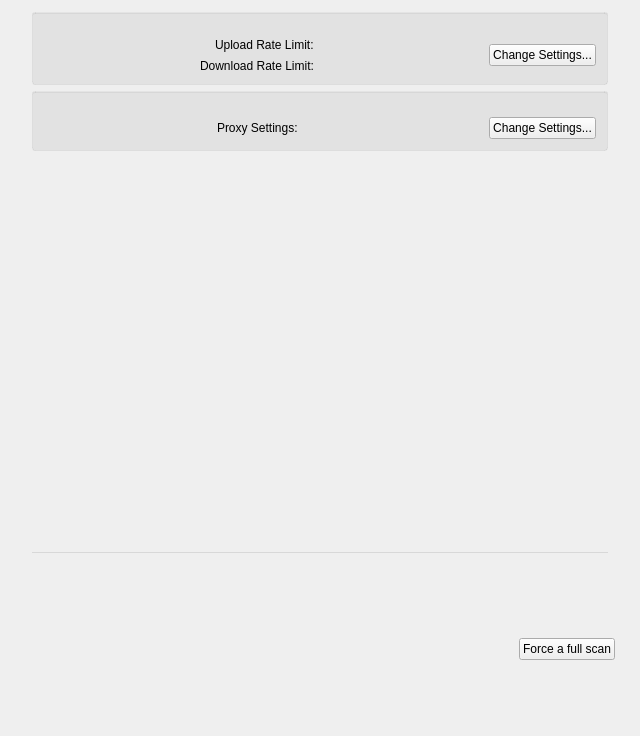
First picture: the form in src/MEGASync/gui/macx/SettingsDialog.ui, repository meganz/MEGAsync, before the edit.
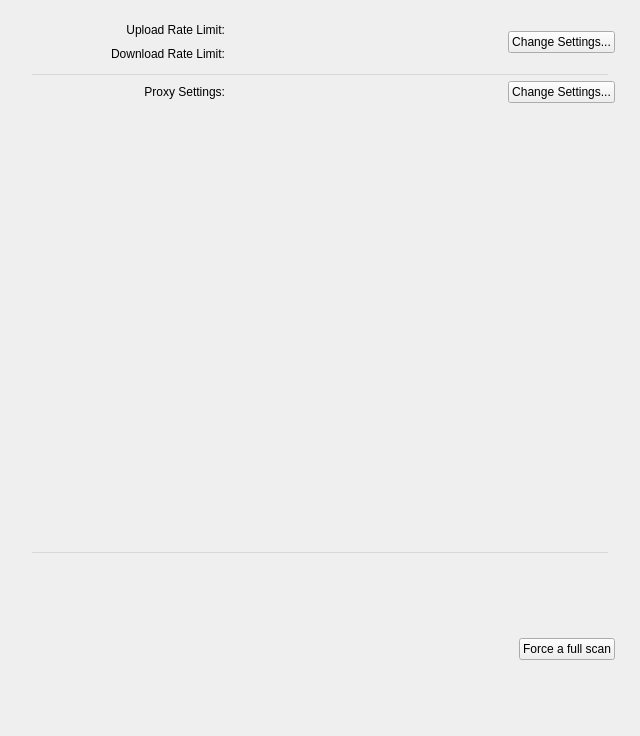
Second picture: the form after the edit. The open tabs and pages were chosen to show the change. Icons and pictures are not drawn. Custom widgets are drawn as their Qt base class.

Commit message: Adjustments for network tab (macOS)

What changed in the file:
```diff
--- a/src/MEGASync/gui/macx/SettingsDialog.ui
+++ b/src/MEGASync/gui/macx/SettingsDialog.ui
@@ -201,6 +201,13 @@
   margin-left: 32px;
   margin-right: 32px;
 }
+
+/*Network pane css props*/
+#wSeparatorNetwork
+{
+ background-color: rgba(0,0,0,0.1);
+}
+
 </string>
   </property>
   <layout class="QVBoxLayout" name="verticalLayout_12">
@@ -4032,91 +4039,75 @@
        <enum>Qt::WheelFocus</enum>
       </property>
       <layout class="QVBoxLayout" name="verticalLayout_10">
+       <property name="spacing">
+        <number>6</number>
+       </property>
        <property name="leftMargin">
-        <number>32</number>
+        <number>0</number>
        </property>
        <property name="topMargin">
-        <number>12</number>
+        <number>16</number>
        </property>
        <property name="rightMargin">
-        <number>32</number>
+        <number>0</number>
        </property>
        <property name="bottomMargin">
-        <number>12</number>
+        <number>0</number>
        </property>
        <item>
-        <widget class="QGroupBox" name="gBandwidthSettings">
-         <property name="title">
-          <string/>
-         </property>
-         <layout class="QHBoxLayout" name="horizontalLayout_7">
-          <property name="topMargin">
-           <number>24</number>
-          </property>
-          <item>
-           <spacer name="horizontalSpacer_17">
-            <property name="orientation">
-             <enum>Qt::Horizontal</enum>
-            </property>
-            <property name="sizeHint" stdset="0">
+        <widget class="QWidget" name="gBandwidthSettings" native="true">
+         <property name="minimumSize">
              <size>
-              <width>40</width>
-              <height>20</height>
-             </size>
-            </property>
-           </spacer>
-          </item>
+           <width>0</width>
+           <height>0</height>
+          </size>
+         </property>
+         <layout class="QVBoxLayout" name="verticalLayout_40">
+          <property name="leftMargin">
+           <number>25</number>
+          </property>
+          <property name="topMargin">
+           <number>0</number>
+          </property>
+          <property name="rightMargin">
+           <number>25</number>
+          </property>
+          <property name="bottomMargin">
+           <number>0</number>
+          </property>
           <item>
-           <layout class="QFormLayout" name="formLayout">
-            <property name="labelAlignment">
-             <set>Qt::AlignRight|Qt::AlignTrailing|Qt::AlignVCenter</set>
+           <layout class="QGridLayout" name="gridLayout_10" columnminimumwidth="200,0,0">
+            <property name="topMargin">
+             <number>7</number>
             </property>
-            <property name="formAlignment">
-             <set>Qt::AlignCenter</set>
-            </property>
-            <property name="horizontalSpacing">
+            <property name="bottomMargin">
              <number>7</number>
             </property>
             <property name="verticalSpacing">
-             <number>7</number>
+             <number>10</number>
             </property>
-            <item row="0" column="0">
-             <widget class="QLabel" name="label_2">
-              <property name="text">
-               <string>Upload Rate Limit:</string>
-              </property>
-             </widget>
-            </item>
             <item row="1" column="0">
-             <widget class="QLabel" name="label_3">
+             <widget class="QLabel" name="lDownloadRateLimitDesc">
               <property name="text">
                <string>Download Rate Limit:</string>
               </property>
+              <property name="alignment">
+               <set>Qt::AlignRight|Qt::AlignTrailing|Qt::AlignVCenter</set>
+              </property>
              </widget>
             </item>
-            <item row="0" column="1">
-             <widget class="QLabel" name="lUploadRateLimit">
-              <property name="styleSheet">
-               <string notr="true">QLabel {
-font-weight: bold;
-}</string>
-              </property>
+            <item row="0" column="0">
+             <widget class="QLabel" name="lUploadRateLimitDesc">
               <property name="text">
-               <string/>
+               <string>Upload Rate Limit:</string>
               </property>
-             </widget>
-            </item>
-            <item row="1" column="1">
-             <widget class="QLabel" name="lDownloadRateLimit">
-              <property name="styleSheet">
-               <string notr="true">QLabel {
-font-weight: bold;
-}</string>
+              <property name="alignment">
+               <set>Qt::AlignRight|Qt::AlignTrailing|Qt::AlignVCenter</set>
               </property>
              </widget>
             </item>
-           </layout>
-          </item>
+            <item row="0" column="2" rowspan="2">
+             <layout class="QHBoxLayout" name="horizontalLayout_7">
           <item>
            <spacer name="horizontalSpacer_18">
             <property name="orientation">
@@ -4144,43 +4135,103 @@
            </widget>
           </item>
          </layout>
-        </widget>
-       </item>
+            </item>
+            <item row="1" column="1">
+             <widget class="QLabel" name="lDownloadRateLimit">
+              <property name="styleSheet">
+               <string notr="true">QLabel {
+font-weight: bold;
+}</string>
+              </property>
+              <property name="text">
+               <string/>
+              </property>
+             </widget>
+            </item>
+            <item row="0" column="1">
+             <widget class="QLabel" name="lUploadRateLimit">
+              <property name="styleSheet">
+               <string notr="true">QLabel {
+font-weight: bold;
+}</string>
+              </property>
+              <property name="text">
+               <string/>
+              </property>
+             </widget>
+            </item>
+           </layout>
+          </item>
+         </layout>
+        </widget>
+       </item>
        <item>
-        <widget class="QGroupBox" name="gProxySettings">
-         <property name="title">
+        <widget class="QWidget" name="wSeparatorNetwork" native="true">
+         <property name="sizePolicy">
+          <sizepolicy hsizetype="Preferred" vsizetype="Preferred">
+           <horstretch>0</horstretch>
+           <verstretch>0</verstretch>
+          </sizepolicy>
+         </property>
+         <property name="minimumSize">
+          <size>
+           <width>0</width>
+           <height>1</height>
+          </size>
+         </property>
+         <property name="maximumSize">
+          <size>
+           <width>16777215</width>
+           <height>1</height>
+          </size>
+         </property>
+         <property name="focusPolicy">
+          <enum>Qt::NoFocus</enum>
+         </property>
+         <property name="styleSheet">
+          <string notr="true">margin-left: 32px;
+margin-right: 32px;
+</string>
+         </property>
+         <property name="text" stdset="0">
           <string/>
          </property>
-         <layout class="QHBoxLayout" name="horizontalLayout_8">
+         <property name="iconSize" stdset="0">
+          <size>
+           <width>576</width>
+           <height>1</height>
+          </size>
+         </property>
+         <property name="checkable" stdset="0">
+          <bool>false</bool>
+         </property>
+        </widget>
+       </item>
+       <item>
+        <widget class="QWidget" name="gProxySettings" native="true">
+         <layout class="QVBoxLayout" name="verticalLayout_41">
+          <property name="leftMargin">
+           <number>25</number>
+          </property>
           <property name="topMargin">
-           <number>24</number>
+           <number>0</number>
           </property>
-          <item>
-           <spacer name="horizontalSpacer_7">
-            <property name="orientation">
-             <enum>Qt::Horizontal</enum>
-            </property>
-            <property name="sizeHint" stdset="0">
-             <size>
-              <width>40</width>
-              <height>20</height>
-             </size>
-            </property>
-           </spacer>
-          </item>
+          <property name="rightMargin">
+           <number>25</number>
+          </property>
+          <property name="bottomMargin">
+           <number>0</number>
+          </property>
           <item>
-           <layout class="QFormLayout" name="formLayout_4">
-            <property name="labelAlignment">
-             <set>Qt::AlignRight|Qt::AlignTrailing|Qt::AlignVCenter</set>
-            </property>
-            <property name="formAlignment">
-             <set>Qt::AlignCenter</set>
-            </property>
+           <layout class="QGridLayout" name="gridLayout_11" columnminimumwidth="200,0,0">
             <item row="0" column="0">
-             <widget class="QLabel" name="label_7">
+             <widget class="QLabel" name="lProxySettingsDesc">
               <property name="text">
                <string>Proxy Settings:</string>
               </property>
+              <property name="alignment">
+               <set>Qt::AlignRight|Qt::AlignTrailing|Qt::AlignVCenter</set>
+              </property>
              </widget>
             </item>
             <item row="0" column="1">
@@ -4195,8 +4246,8 @@
               </property>
              </widget>
             </item>
-           </layout>
-          </item>
+            <item row="0" column="2">
+             <layout class="QHBoxLayout" name="horizontalLayout_8">
           <item>
            <spacer name="horizontalSpacer_4">
             <property name="orientation">
@@ -4224,6 +4275,10 @@
            </widget>
           </item>
          </layout>
+            </item>
+           </layout>
+          </item>
+         </layout>
         </widget>
        </item>
        <item>
```
Left out of the diff: 9 changed lines with no effect on the pictures. Lines whose indentation alone changed are shown as unchanged. The commit also changes 1 other file.
